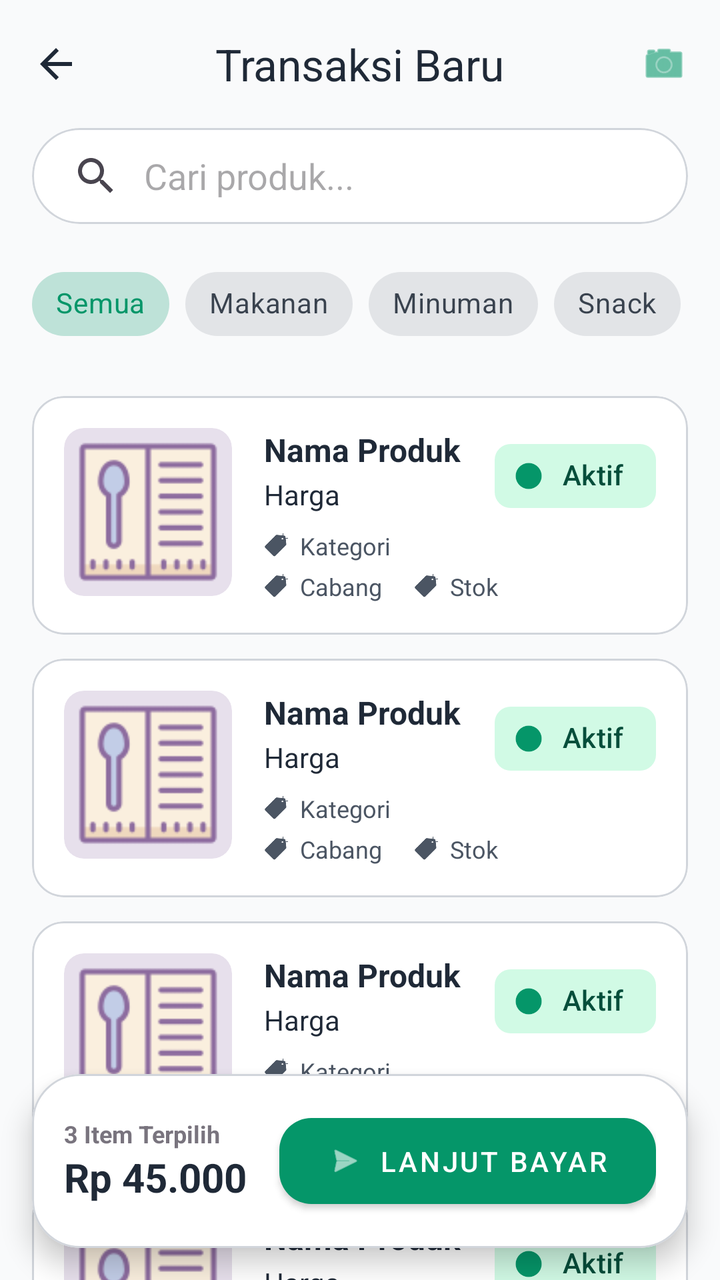
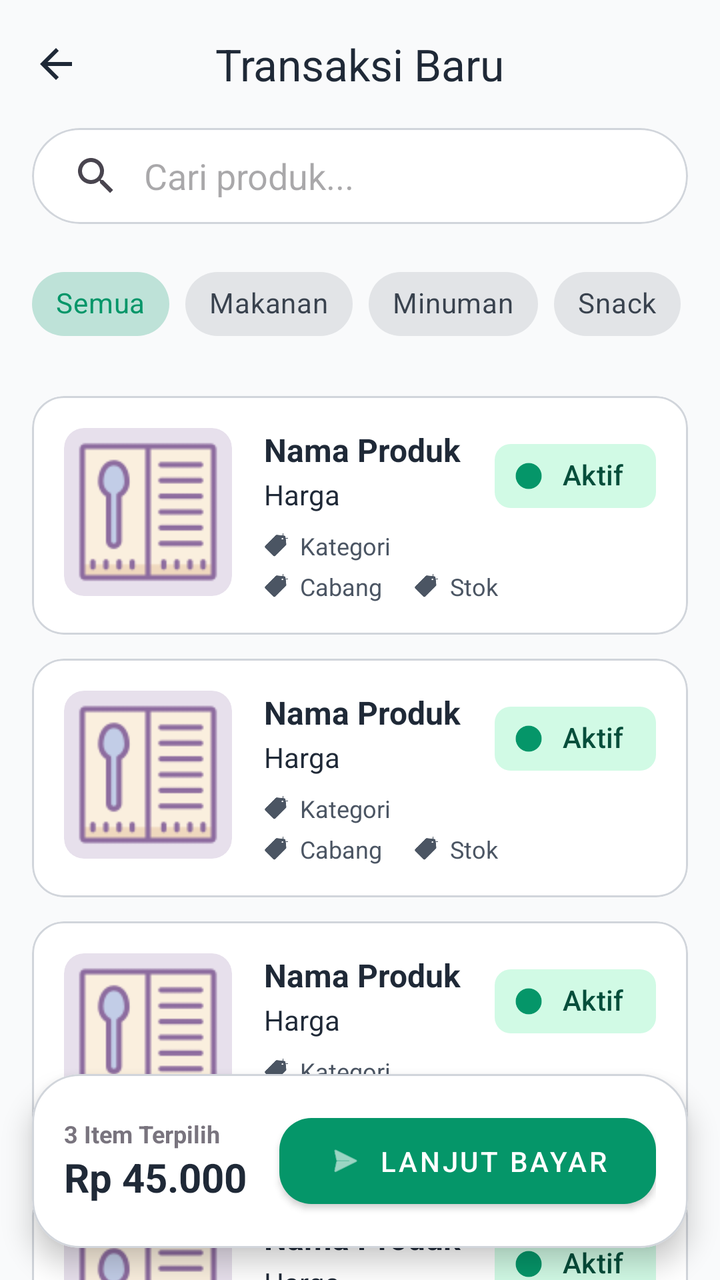

Compare the two renders of this Android layout. The source of the first and the diff that turns it into the second are given below.
<!-- AndroidManifest.xml: application theme Theme.PenjualanDev -->
<!-- res/layout/activity_transaksi.xml -->
<?xml version="1.0" encoding="utf-8"?>
<androidx.coordinatorlayout.widget.CoordinatorLayout
    xmlns:android="http://schemas.android.com/apk/res/android"
    xmlns:app="http://schemas.android.com/apk/res-auto"
    xmlns:tools="http://schemas.android.com/tools"
    android:layout_width="match_parent"
    android:layout_height="match_parent"
    android:background="?attr/colorSurface"
    tools:context=".TransaksiActivity">

    
    <com.google.android.material.appbar.AppBarLayout
        android:layout_width="match_parent"
        android:layout_height="wrap_content"
        app:elevation="0dp"
        android:background="?attr/colorSurface">

        <com.google.android.material.appbar.MaterialToolbar
            android:id="@+id/toolbar"
            android:layout_width="match_parent"
            android:layout_height="?attr/actionBarSize"
            app:title="Transaksi Baru"
            app:titleCentered="true"
            app:titleTextColor="?attr/colorOnSurface"
            app:navigationIcon="?homeAsUpIndicator"
            app:navigationIconTint="?attr/colorOnSurface">
            
            
            <ImageView
                android:layout_width="24dp"
                android:layout_height="24dp"
                android:layout_gravity="end"
                android:layout_marginEnd="16dp"
                android:src="@android:drawable/ic_menu_camera"
                app:tint="?attr/colorPrimary"/>
        </com.google.android.material.appbar.MaterialToolbar>

        
        <LinearLayout
            android:layout_width="match_parent"
            android:layout_height="wrap_content"
            android:paddingHorizontal="16dp"
            android:paddingBottom="16dp">
            
            <com.google.android.material.card.MaterialCardView
                android:layout_width="match_parent"
                android:layout_height="wrap_content"
                app:cardCornerRadius="24dp"
                app:cardElevation="0dp"
                app:strokeWidth="1dp"
                app:strokeColor="@color/colorOutlineStroke"
                app:cardBackgroundColor="?attr/colorSurfaceContainerHigh">
                
                <androidx.appcompat.widget.SearchView
                    android:id="@+id/search_produk"
                    android:layout_width="match_parent"
                    android:layout_height="wrap_content"
                    app:iconifiedByDefault="false"
                    app:queryBackground="@null"
                    app:queryHint="Cari produk..." />
            </com.google.android.material.card.MaterialCardView>
        </LinearLayout>
        
        
        <HorizontalScrollView
            android:layout_width="match_parent"
            android:layout_height="wrap_content"
            android:scrollbars="none"
            android:paddingHorizontal="16dp"
            android:paddingBottom="8dp">
            <com.google.android.material.chip.ChipGroup
                android:layout_width="wrap_content"
                android:layout_height="wrap_content"
                app:singleLine="true"
                app:selectionRequired="true">
                <com.google.android.material.chip.Chip
                    style="@style/Widget.MaterialComponents.Chip.Choice"
                    android:layout_width="wrap_content"
                    android:layout_height="wrap_content"
                    android:text="Semua"
                    android:checked="true"/>
                <com.google.android.material.chip.Chip
                    style="@style/Widget.MaterialComponents.Chip.Choice"
                    android:layout_width="wrap_content"
                    android:layout_height="wrap_content"
                    android:text="Makanan"/>
                <com.google.android.material.chip.Chip
                    style="@style/Widget.MaterialComponents.Chip.Choice"
                    android:layout_width="wrap_content"
                    android:layout_height="wrap_content"
                    android:text="Minuman"/>
                <com.google.android.material.chip.Chip
                    style="@style/Widget.MaterialComponents.Chip.Choice"
                    android:layout_width="wrap_content"
                    android:layout_height="wrap_content"
                    android:text="Snack"/>
            </com.google.android.material.chip.ChipGroup>
        </HorizontalScrollView>

    </com.google.android.material.appbar.AppBarLayout>

    
    <androidx.core.widget.NestedScrollView
        android:layout_width="match_parent"
        android:layout_height="match_parent"
        app:layout_behavior="@string/appbar_scrolling_view_behavior"
        android:paddingBottom="100dp"
        android:clipToPadding="false">

        <LinearLayout
            android:layout_width="match_parent"
            android:layout_height="wrap_content"
            android:orientation="vertical"
            android:paddingVertical="8dp">

            
            <include layout="@layout/item_data_produk" />
            
            <include layout="@layout/item_data_produk" />
            
            <include layout="@layout/item_data_produk" />
            
            <include layout="@layout/item_data_produk" />
            
            <include layout="@layout/item_data_produk" />

        </LinearLayout>
    </androidx.core.widget.NestedScrollView>

    
    <com.google.android.material.card.MaterialCardView
        android:layout_width="match_parent"
        android:layout_height="wrap_content"
        android:layout_gravity="bottom"
        android:layout_margin="16dp"
        app:cardCornerRadius="24dp"
        app:cardElevation="8dp"
        app:cardBackgroundColor="?attr/colorSurfaceContainerHigh"
        app:strokeWidth="1dp"
        app:strokeColor="@color/colorOutlineStroke">

        <LinearLayout
            android:layout_width="match_parent"
            android:layout_height="wrap_content"
            android:orientation="horizontal"
            android:padding="16dp"
            android:gravity="center_vertical">

            
            <LinearLayout
                android:layout_width="0dp"
                android:layout_height="wrap_content"
                android:layout_weight="1"
                android:orientation="vertical">
                
                <TextView
                    android:layout_width="wrap_content"
                    android:layout_height="wrap_content"
                    android:text="3 Item Terpilih"
                    android:textColor="?attr/colorOutline"
                    android:textSize="12sp"
                    android:textStyle="bold" />
                
                <TextView
                    android:layout_width="wrap_content"
                    android:layout_height="wrap_content"
                    android:text="Rp 45.000"
                    android:textColor="?attr/colorOnSurface"
                    android:textSize="20sp"
                    android:textStyle="bold" />
            </LinearLayout>

            
            <com.google.android.material.button.MaterialButton
                style="@style/Widget.MaterialComponents.Button"
                android:layout_width="wrap_content"
                android:layout_height="wrap_content"
                android:text="Lanjut Bayar"
                app:cornerRadius="16dp"
                android:paddingHorizontal="24dp"
                android:paddingVertical="12dp"
                app:icon="@android:drawable/ic_menu_send"
                app:backgroundTint="?attr/colorPrimary"
                app:iconTint="?attr/colorOnPrimary"
                android:textColor="?attr/colorOnPrimary"/>

        </LinearLayout>
    </com.google.android.material.card.MaterialCardView>

</androidx.coordinatorlayout.widget.CoordinatorLayout>
<!-- res/layout/item_data_produk.xml (included above) -->
<?xml version="1.0" encoding="utf-8"?>
<com.google.android.material.card.MaterialCardView xmlns:android="http://schemas.android.com/apk/res/android"
    xmlns:app="http://schemas.android.com/apk/res-auto"
    xmlns:tools="http://schemas.android.com/tools"
    android:id="@+id/card_produk"
    android:layout_width="match_parent"
    android:layout_height="wrap_content"
    android:layout_marginHorizontal="16dp"
    android:layout_marginVertical="6dp"
    android:clickable="true"
    android:focusable="true"
    android:foreground="?android:attr/selectableItemBackground"
    app:cardBackgroundColor="?attr/colorSurfaceContainerHigh"
    app:cardCornerRadius="16dp"
    app:cardElevation="0dp"
    app:strokeColor="@color/colorOutlineStroke"
    app:strokeWidth="1dp">

    <androidx.constraintlayout.widget.ConstraintLayout
        android:layout_width="match_parent"
        android:layout_height="wrap_content"
        android:padding="16dp">

        <androidx.cardview.widget.CardView
            android:id="@+id/card_image"
            android:layout_width="84dp"
            android:layout_height="84dp"
            app:cardBackgroundColor="?attr/colorSurfaceVariant"
            app:cardCornerRadius="10dp"
            app:cardElevation="0dp"
            app:layout_constraintBottom_toBottomOf="parent"
            app:layout_constraintStart_toStartOf="parent"
            app:layout_constraintTop_toTopOf="parent"
            app:layout_constraintVertical_bias="0.0">

            <ImageView
                android:id="@+id/img_produk"
                android:layout_width="match_parent"
                android:layout_height="wrap_content"
                android:scaleType="centerCrop"
                android:src="@drawable/menu" />
        </androidx.cardview.widget.CardView>

        <TextView
            android:id="@+id/tv_nama_produk"
            android:layout_width="0dp"
            android:layout_height="wrap_content"
            android:layout_marginStart="16dp"
            android:layout_marginEnd="8dp"
            android:text="Nama Produk"
            android:textColor="?attr/colorOnSurface"
            android:textSize="16sp"
            android:textStyle="bold"
            app:layout_constraintEnd_toStartOf="@+id/chip_status"
            app:layout_constraintStart_toEndOf="@id/card_image"
            app:layout_constraintTop_toTopOf="@id/card_image" />

        <TextView
            android:id="@+id/tv_harga_produk"
            android:layout_width="0dp"
            android:layout_height="wrap_content"
            android:layout_marginTop="2dp"
            android:text="Harga"
            android:textColor="?attr/colorOnSurface"
            android:textSize="14sp"
            app:layout_constraintEnd_toEndOf="@id/tv_nama_produk"
            app:layout_constraintStart_toStartOf="@id/tv_nama_produk"
            app:layout_constraintTop_toBottomOf="@id/tv_nama_produk" />

        
        <LinearLayout
            android:id="@+id/ll_info_1"
            android:layout_width="wrap_content"
            android:layout_height="wrap_content"
            android:layout_marginTop="8dp"
            android:gravity="center_vertical"
            android:orientation="horizontal"
            app:layout_constraintStart_toStartOf="@id/tv_nama_produk"
            app:layout_constraintTop_toBottomOf="@id/tv_harga_produk">

            <ImageView
                android:layout_width="12dp"
                android:layout_height="12dp"
                android:src="@drawable/label"
                app:tint="?attr/colorOnSurfaceVariant" />

            <TextView
                android:layout_width="wrap_content"
                android:layout_height="wrap_content"
                android:layout_marginStart="6dp"
                android:text="Kategori"
                android:textColor="?attr/colorOnSurfaceVariant"
                android:textSize="12sp" />
        </LinearLayout>

        
        <LinearLayout
            android:id="@+id/ll_info_2"
            android:layout_width="wrap_content"
            android:layout_height="wrap_content"
            android:layout_marginTop="4dp"
            android:gravity="center_vertical"
            android:orientation="horizontal"
            app:layout_constraintStart_toStartOf="@id/tv_nama_produk"
            app:layout_constraintTop_toBottomOf="@id/ll_info_1">

            <ImageView
                android:layout_width="12dp"
                android:layout_height="12dp"
                android:src="@drawable/label"
                app:tint="?attr/colorOnSurfaceVariant" />

            <TextView
                android:layout_width="wrap_content"
                android:layout_height="wrap_content"
                android:layout_marginStart="6dp"
                android:text="Cabang"
                android:textColor="?attr/colorOnSurfaceVariant"
                android:textSize="12sp" />
        </LinearLayout>

        
        <LinearLayout
            android:id="@+id/ll_info_3"
            android:layout_width="wrap_content"
            android:layout_height="wrap_content"
            android:layout_marginStart="16dp"
            android:gravity="center_vertical"
            android:orientation="horizontal"
            app:layout_constraintBottom_toBottomOf="@id/ll_info_2"
            app:layout_constraintStart_toEndOf="@id/ll_info_2"
            app:layout_constraintTop_toTopOf="@id/ll_info_2">

            <ImageView
                android:layout_width="12dp"
                android:layout_height="12dp"
                android:src="@drawable/label"
                app:tint="?attr/colorOnSurfaceVariant" />

            <TextView
                android:layout_width="wrap_content"
                android:layout_height="wrap_content"
                android:layout_marginStart="6dp"
                android:text="Stok"
                android:textColor="?attr/colorOnSurfaceVariant"
                android:textSize="12sp" />
        </LinearLayout>

        <com.google.android.material.chip.Chip
            android:id="@+id/chip_status"
            android:layout_width="wrap_content"
            android:layout_height="wrap_content"
            android:text="Aktif"
            android:textColor="?attr/colorOnSecondary"
            app:chipBackgroundColor="?attr/colorSecondary"
            app:chipIcon="@drawable/tick"
            app:chipIconTint="?attr/colorPrimary"
            app:chipIconVisible="true"
            app:chipStrokeWidth="0dp"
            app:layout_constraintEnd_toEndOf="parent"
            app:layout_constraintTop_toTopOf="@id/card_image" />

    </androidx.constraintlayout.widget.ConstraintLayout>
</com.google.android.material.card.MaterialCardView>
<!-- resources referenced by this layout -->
<resources>
  <color name="colorOutlineStroke">#D1D5DB</color>
  <!-- drawable label: png bitmap (drawable, 3169 bytes) -->
  <!-- drawable menu: png bitmap (drawable, 1911 bytes) -->
  <!-- drawable tick: png bitmap (drawable, 3547 bytes) -->
  <style name="Theme.PenjualanDev" parent="Base.Theme.PenjualanDev" />
  <style name="Base.Theme.PenjualanDev" parent="Theme.Material3.Light.NoActionBar">
          
          <item name="colorPrimary">@color/colorPrimary</item>
          <item name="colorOnPrimary">@color/colorOnPrimary</item>
          
          <item name="colorSecondary">@color/colorSecondary</item>
          <item name="colorOnSecondary">@color/colorOnSecondary</item>
          
          <item name="android:statusBarColor">@color/colorPrimary</item>
          
          <item name="colorSurface">@color/colorScreenBackground</item>
          <item name="colorOnSurface">@color/colorPrimaryText</item>
          <item name="colorSurfaceContainer">@color/colorCardBackground</item>
          <item name="colorSurfaceContainerHigh">@color/white</item>
          <item name="colorOnSurfaceVariant">@color/colorSecondaryText</item>
          <item name="colorError">@color/red</item>
          
          <item name="materialButtonStyle">@style/Widget.App.Button</item>
      </style>
  <color name="colorPrimary">#059669</color>
  <color name="colorOnPrimary">#FFFFFF</color>
  <color name="colorSecondary">#D1FAE5</color>
  <color name="colorOnSecondary">#064E3B</color>
  <color name="colorScreenBackground">#F9FAFB</color>
  <color name="colorPrimaryText">#1F2937</color>
  <color name="colorCardBackground">#FFFFFF</color>
  <color name="white">#FFFFFFFF</color>
  <color name="colorSecondaryText">#4B5563</color>
  <color name="red">#EF4444</color>
  <style name="Widget.App.Button" parent="Widget.Material3.Button">
          <item name="cornerRadius">12dp</item>
          <item name="android:minHeight">48dp</item>
          <item name="backgroundTint">@color/colorPrimary</item>
          <item name="android:textColor">@color/white</item>
          <item name="android:insetTop">0dp</item>
          <item name="android:insetBottom">0dp</item>
      </style>
</resources>

<!-- the commit's change to res/layout/activity_transaksi.xml (unified diff, before → after) -->
@@ -24,15 +24,6 @@
             app:titleTextColor="?attr/colorOnSurface"
             app:navigationIcon="?homeAsUpIndicator"
             app:navigationIconTint="?attr/colorOnSurface">
-            
-            
-            <ImageView
-                android:layout_width="24dp"
-                android:layout_height="24dp"
-                android:layout_gravity="end"
-                android:layout_marginEnd="16dp"
-                android:src="@android:drawable/ic_menu_camera"
-                app:tint="?attr/colorPrimary"/>
         </com.google.android.material.appbar.MaterialToolbar>
 
         
@@ -69,6 +60,7 @@
             android:paddingHorizontal="16dp"
             android:paddingBottom="8dp">
             <com.google.android.material.chip.ChipGroup
+                android:id="@+id/chip_group_kategori"
                 android:layout_width="wrap_content"
                 android:layout_height="wrap_content"
                 app:singleLine="true"
